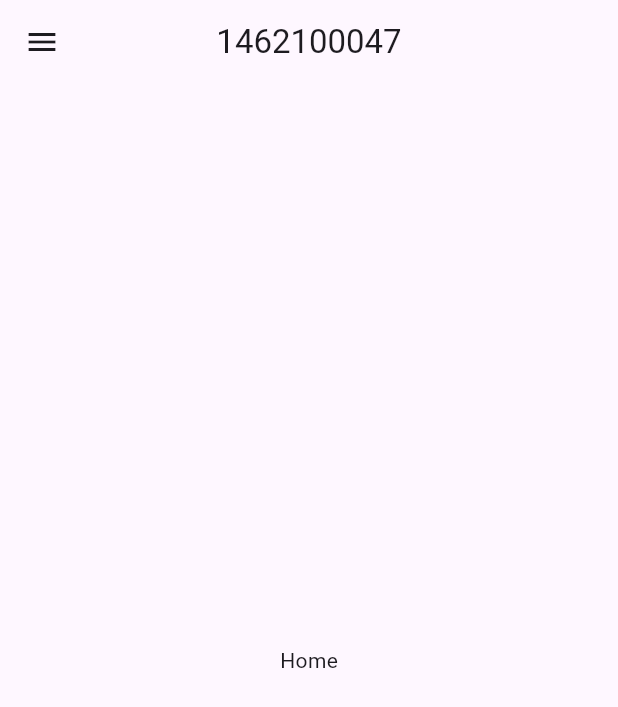
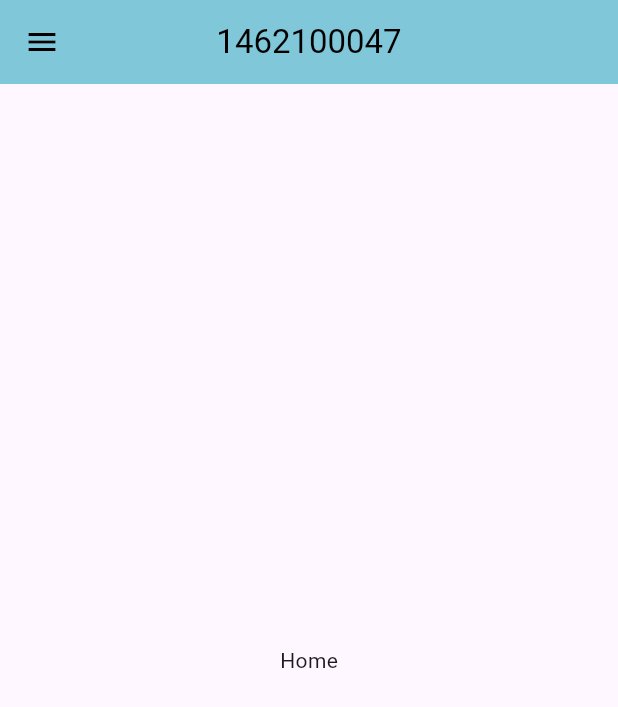
Before and after one commit to rayhanrizaldii/eas, a Flutter app: the screen it shows after launch, on a phone screen of 412 x 824 dp. Shown: the top 707 px of the screen. Run offline on Flutter 3.47's test engine with Material 3 defaults, Android fonts, the light colour scheme and no system bars; our stand-ins replace flutter_remix, image_picker.

Commit message:
Update main.dart

```diff
--- a/lib/main.dart
+++ b/lib/main.dart
@@ -1,7 +1,10 @@
 import 'package:eas/pages/HomePage.dart';
+import 'package:eas/pages/book/Add_Book.dart';
+import 'package:eas/pages/book/Book_Page.dart';
 import 'package:eas/pages/user/Add_User.dart';
 import 'package:eas/pages/user/User_Page.dart';
 import 'package:flutter/material.dart';
+import 'package:flutter_remix/flutter_remix.dart';
 
 void main() {
   runApp(MyApp());
@@ -32,7 +35,9 @@
   static final List<Widget> _widgetOptions = <Widget>[
     HomePage(),
     AddUser(),
+    AddBook(),
     UserPage(),
+    BookPage(),
   ];
 
   void _onItemTapped(int index) {
@@ -45,17 +50,15 @@
   Widget build(BuildContext context) {
     return Scaffold(
       appBar: AppBar(
+        foregroundColor: Colors.black,
         centerTitle: true,
         title: Text('1462100047'),
         elevation: 0,
+        backgroundColor: Color(0xff7FC7D9),
       ),
       body: Container(
         decoration: BoxDecoration(
-          gradient: LinearGradient(
-            begin: Alignment.topCenter,
-            end: Alignment.bottomCenter,
-            colors: [Colors.blue, Color.fromARGB(255, 116, 133, 192)],
-          ),
+          color: Color(0xff7FC7D9),
         ),
         child: _widgetOptions[_selectedIndex],
       ),
@@ -64,75 +67,74 @@
           padding: EdgeInsets.zero,
           children: [
             DrawerHeader(
-              child: Text(
-                'Menu',
-                style: TextStyle(
-                  color: Colors.white,
-                  fontSize: 20,
-                  fontWeight: FontWeight.bold,
+              child: Container(
+                child: Column(
+                  mainAxisAlignment: MainAxisAlignment.center,
+                  crossAxisAlignment: CrossAxisAlignment.end,
+                  children: [
+                    Text(
+                      'Admin',
+                      style: TextStyle(
+                        color: Colors.white,
+                        fontSize: 20,
+                        fontWeight: FontWeight.bold,
+                      ),
+                    ),
+                  ],
                 ),
               ),
               decoration: BoxDecoration(
-                color: Colors.blue,
+                color: Color(0xff7FC7D9),
                 borderRadius: BorderRadiusDirectional.only(
-                  bottomEnd: Radius.circular(20),
-                  bottomStart: Radius.circular(20),
+                  bottomStart: Radius.circular(50),
                 ),
               ),
             ),
             ListTile(
-              leading: Icon(Icons.home),
+              leading: Icon(FlutterRemix.home_2_fill),
               title: const Text('Home'),
               selected: _selectedIndex == 0,
               onTap: () {
-                // Update the state of the app
                 _onItemTapped(0);
-                // Then close the drawer
                 Navigator.pop(context);
               },
             ),
             ListTile(
-              leading: Icon(Icons.person_add),
+              leading: Icon(FlutterRemix.user_add_fill),
               title: const Text('Tambah Pengguna'),
               selected: _selectedIndex == 1,
               onTap: () {
-                // Update the state of the app
                 _onItemTapped(1);
-                // Then close the drawer
                 Navigator.pop(context);
               },
             ),
             ListTile(
-              leading: Icon(Icons.bookmark_add),
+              leading: Icon(FlutterRemix.contacts_book_upload_fill),
               title: const Text('Tambah Buku'),
               selected: _selectedIndex == 2,
               onTap: () {
-                // Update the state of the app
                 _onItemTapped(2);
-                // Then close the drawer
                 Navigator.pop(context);
               },
             ),
-            Divider(),
+            Divider(
+              color: Colors.black26,
+            ),
             ListTile(
-              leading: Icon(Icons.person_pin_circle_rounded),
+              leading: Icon(FlutterRemix.user_search_fill),
               title: const Text('Laporan Pengguna'),
-              selected: _selectedIndex == 2,
+              selected: _selectedIndex == 3,
               onTap: () {
-                // Update the state of the app
-                _onItemTapped(2);
-                // Then close the drawer
+                _onItemTapped(3);
                 Navigator.pop(context);
               },
             ),
             ListTile(
-              leading: Icon(Icons.book_rounded),
+              leading: Icon(FlutterRemix.book_read_fill),
               title: const Text('Laporan Buku'),
-              selected: _selectedIndex == 1,
+              selected: _selectedIndex == 4,
               onTap: () {
-                // Update the state of the app
-                _onItemTapped(1);
-                // Then close the drawer
+                _onItemTapped(4);
                 Navigator.pop(context);
               },
             ),
```
